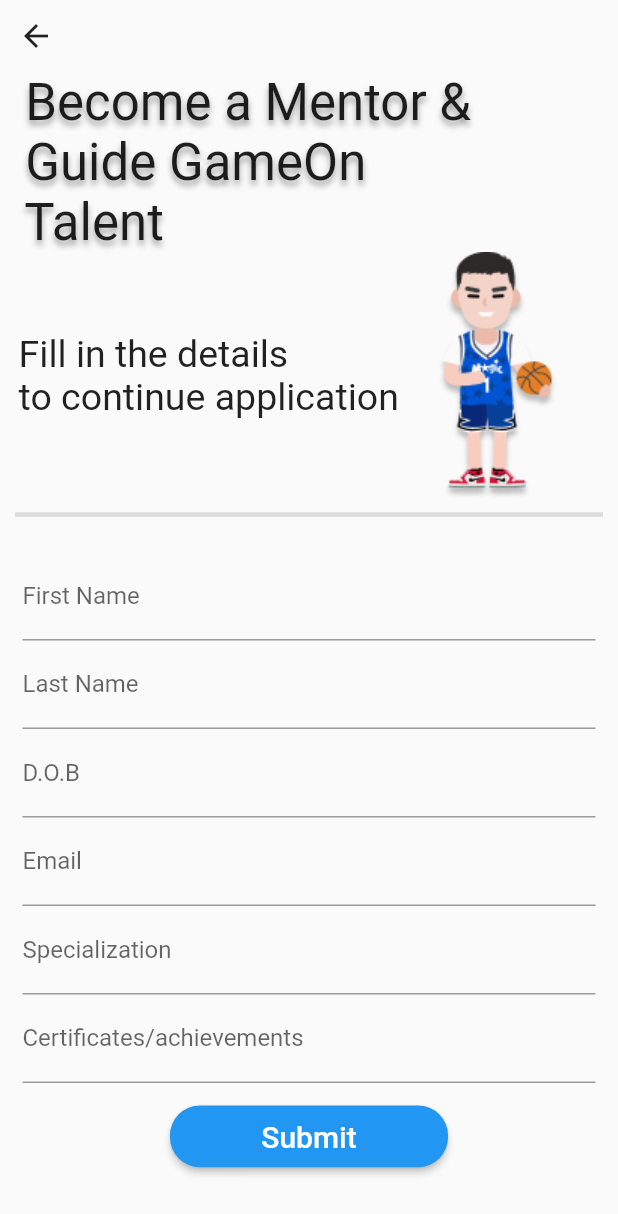
After one commit to Naman-Gayakwad/GameOn-, a Flutter app: the BeAMentorScreen screen opened directly, on a phone screen of 412 x 824 dp. The commit adds this screen. Shown: the top 1214 px of the screen. Run offline on Flutter 3.47's test engine with Material 2 defaults, Android fonts, the phone set to English and light mode, and no system bars; our stand-ins replace cached_network_image, cloud_firestore, connectivity_plus, firebase_auth, firebase_core, font_awesome_flutter and 6 more; missing offline and left inert: flutter_facebook_auth; accounts and stored records are empty.

Commit message:
Be A Mentor page added

```diff
--- /dev/null
+++ b/lib/screens/be_a_mentor.dart
@@ -0,0 +1,168 @@
+import 'package:flutter/material.dart';
+import 'package:game_on/screens/coach.dart';
+
+class BeAMentorScreen extends StatefulWidget {
+  const BeAMentorScreen({super.key});
+
+  @override
+  State<BeAMentorScreen> createState() => _BeAMentorScreenState();
+}
+
+class _BeAMentorScreenState extends State<BeAMentorScreen> {
+  GlobalKey<FormState> _formKey = GlobalKey<FormState>();
+  @override
+  Widget build(BuildContext context) {
+    return SafeArea(
+      child: Scaffold(
+        resizeToAvoidBottomInset: true,
+        body: SingleChildScrollView(
+          child: Column(
+            mainAxisAlignment: MainAxisAlignment.start,
+            crossAxisAlignment: CrossAxisAlignment.start,
+            children: [
+              IconButton(
+                  onPressed: () {
+                    Navigator.pop(context);
+                  },
+                  icon: Icon(Icons.arrow_back)),
+              // SizedBox(
+              //   height: MediaQuery.of(context).size.height * 0.05,
+              // ),
+              const Text(
+                '  Become a Mentor & \n  Guide GameOn \n  Talent ',
+                style: TextStyle(
+                    fontSize: 34,
+                    fontWeight: FontWeight.w400,
+                    shadows: [
+                      Shadow(
+                          blurRadius: 5.0,
+                          offset: Offset(0.0, 3.0),
+                          color: Colors.grey)
+                    ]),
+              ),
+              Row(
+                mainAxisAlignment: MainAxisAlignment.start,
+                children: [
+                  const Text(
+                    '  Fill in the details\n  to continue application',
+                    style: TextStyle(fontSize: 25, fontWeight: FontWeight.w400),
+                  ),
+                  SizedBox(
+                    width: MediaQuery.of(context).size.width * 0.06,
+                  ),
+                  Image.asset('assets/images/boyplayer.png'),
+                ],
+              ),
+              const Divider(
+                height: 20,
+                thickness: 3,
+                indent: 10,
+                endIndent: 10,
+              ),
+              Padding(
+                padding: const EdgeInsets.all(15.0),
+                child: Form(
+                  key: _formKey,
+                  child: Column(
+                    children: [
+                      TextFormField(
+                        decoration:
+                            const InputDecoration(labelText: 'First Name'),
+                        validator: (value) {
+                          if (value!.isEmpty) {
+                            return 'First Name is required';
+                          }
+                          return null;
+                        },
+                      ),
+                      TextFormField(
+                        decoration:
+                            const InputDecoration(labelText: 'Last Name'),
+                        validator: (value) {
+                          if (value!.isEmpty) {
+                            return 'Last Name is required';
+                          }
+                          return null;
+                        },
+                      ),
+                      TextFormField(
+                        decoration: const InputDecoration(labelText: 'D.O.B'),
+                        validator: (value) {
+                          if (value!.isEmpty) {
+                            return 'D.O.B is required';
+                          }
+                          return null;
+                        },
+                      ),
+                      TextFormField(
+                        decoration: const InputDecoration(labelText: 'Email'),
+                        validator: (value) {
+                          if (value!.isEmpty) {
+                            return 'Email is required';
+                          }
+                          return null;
+                        },
+                      ),
+                      TextFormField(
+                        decoration:
+                            const InputDecoration(labelText: 'Specialization'),
+                        validator: (value) {
+                          if (value!.isEmpty) {
+                            return 'Specialization is required';
+                          }
+                          return null;
+                        },
+                      ),
+                      TextFormField(
+                        decoration: const InputDecoration(
+                            labelText: 'Certificates/achievements'),
+                      ),
+                    ],
+                  ),
+                ),
+              ),
+              Align(
+                alignment: Alignment.center,
+                child: SizedBox(
+                  height: MediaQuery.of(context).size.height * 0.05,
+                  width: MediaQuery.of(context).size.width * 0.45,
+                  child: ElevatedButton(
+                    style: ButtonStyle(
+                      shape: MaterialStatePropertyAll(
+                        RoundedRectangleBorder(
+                          borderRadius: BorderRadius.circular(20),
+                        ),
+                      ),
+                    ),
+                    onPressed: () {
+                      showDialog(
+                          context: context,
+                          builder: (BuildContext context) {
+                            return AlertDialog(
+                              title: Text(
+                                  'Details submitted successfully.\nWe will get back to you soon...After verifying your credentials !!'),
+                              actions: [
+                                TextButton(
+                                    onPressed: () {
+                                      Navigator.of(context).pop();
+                                    },
+                                    child: Text('close'))
+                              ],
+                            );
+                          });
+                    },
+                    child: const Text(
+                      'Submit',
+                      style:
+                          TextStyle(fontSize: 20, fontWeight: FontWeight.w500),
+                    ),
+                  ),
+                ),
+              )
+            ],
+          ),
+        ),
+      ),
+    );
+  }
+}
--- a/lib/screens/coach.dart
+++ b/lib/screens/coach.dart
@@ -1,5 +1,7 @@
 import 'package:flutter/material.dart';
+import 'package:game_on/screens/be_a_mentor.dart';
 import 'package:game_on/utils.dart';
+import 'package:game_on/utils/next_screen.dart';
 
 class Coach extends StatefulWidget {
   const Coach({super.key});
@@ -26,15 +28,13 @@
           crossAxisAlignment: CrossAxisAlignment.center,
           children: [
             Container(
-
-              margin:
-                  EdgeInsets.fromLTRB(0 * fem, 0 * fem, 7.73 * fem, 41.58 * fem),
+              margin: EdgeInsets.fromLTRB(
+                  0 * fem, 0 * fem, 7.73 * fem, 41.58 * fem),
               width: 516.27 * fem,
               height: 489.42 * fem,
               child: Stack(
                 children: [
                   Positioned(
-
                     left: 42.2664489746 * fem,
                     top: 173.4208984375 * fem,
                     child: Align(
@@ -72,7 +72,6 @@
                     ),
                   ),
                   Positioned(
-
                     left: 0 * fem,
                     top: 0 * fem,
                     child: Align(
@@ -88,7 +87,6 @@
                     ),
                   ),
                   Positioned(
-
                     left: 244.2664489746 * fem,
                     top: 82.4208984375 * fem,
                     child: Align(
@@ -103,7 +101,6 @@
                     ),
                   ),
                   Positioned(
-
                     left: 17.2664489746 * fem,
                     top: 403.4208984375 * fem,
                     child: Container(
@@ -119,7 +116,6 @@
                         crossAxisAlignment: CrossAxisAlignment.center,
                         children: [
                           Container(
-
                             margin: EdgeInsets.fromLTRB(
                                 0 * fem, 0 * fem, 23 * fem, 0 * fem),
                             child: Text(
@@ -134,7 +130,6 @@
                             ),
                           ),
                           Container(
-
                             margin: EdgeInsets.fromLTRB(
                                 0 * fem, 1 * fem, 0 * fem, 0 * fem),
                             width: 24 * fem,
@@ -149,9 +144,15 @@
                     ),
                   ),
                   Positioned(
-
                     left: 219.2664489746 * fem,
                     top: 403.4208984375 * fem,
+                    child: InkWell(
+                      onTap: () {
+                        setState(() {
+                          nextScreen(context, BeAMentorScreen());
+                        });
+                        ;
+                      },
                       child: Container(
                         width: 192 * fem,
                         height: 52 * fem,
@@ -161,7 +162,7 @@
                         ),
                         child: Center(
                           child: Text(
-                          'Be a Coach',
+                            'Be a Mentor',
                             style: SafeGoogleFont(
                               'Inter',
                               fontSize: 22 * ffem,
@@ -173,13 +174,15 @@
                         ),
                       ),
                     ),
+                  ),
                 ],
               ),
             ),
             Container(
-
-              margin: EdgeInsets.fromLTRB(30 * fem, 0 * fem, 34 * fem, 41 * fem),
-              padding: EdgeInsets.fromLTRB(17 * fem, 11 * fem, 14 * fem, 4 * fem),
+              margin:
+                  EdgeInsets.fromLTRB(30 * fem, 0 * fem, 34 * fem, 41 * fem),
+              padding:
+                  EdgeInsets.fromLTRB(17 * fem, 11 * fem, 14 * fem, 4 * fem),
               width: double.infinity,
               decoration: BoxDecoration(
                 color: Color(0xfface0f8),
@@ -189,9 +192,8 @@
                 crossAxisAlignment: CrossAxisAlignment.center,
                 children: [
                   Container(
-
-                    margin:
-                        EdgeInsets.fromLTRB(0 * fem, 0 * fem, 66 * fem, 0 * fem),
+                    margin: EdgeInsets.fromLTRB(
+                        0 * fem, 0 * fem, 66 * fem, 0 * fem),
                     width: double.infinity,
                     child: Row(
                       crossAxisAlignment: CrossAxisAlignment.center,
@@ -211,7 +213,6 @@
                           ),
                         ),
                         Container(
-
                           margin: EdgeInsets.fromLTRB(
                               0 * fem, 0 * fem, 0 * fem, 3 * fem),
                           child: Text(
@@ -229,9 +230,8 @@
                     ),
                   ),
                   Container(
-
-                    margin:
-                        EdgeInsets.fromLTRB(0 * fem, 0 * fem, 37 * fem, 8 * fem),
+                    margin: EdgeInsets.fromLTRB(
+                        0 * fem, 0 * fem, 37 * fem, 8 * fem),
                     child: Text(
                       'Chess course for Beginner ',
                       style: SafeGoogleFont(
@@ -244,15 +244,13 @@
                     ),
                   ),
                   Container(
-
-                    margin:
-                        EdgeInsets.fromLTRB(70 * fem, 0 * fem, 0 * fem, 0 * fem),
+                    margin: EdgeInsets.fromLTRB(
+                        70 * fem, 0 * fem, 0 * fem, 0 * fem),
                     width: double.infinity,
                     child: Row(
                       crossAxisAlignment: CrossAxisAlignment.center,
                       children: [
                         Container(
-
                           margin: EdgeInsets.fromLTRB(
                               0 * fem, 1 * fem, 11 * fem, 0 * fem),
                           width: 123 * fem,
@@ -275,7 +273,6 @@
                           ),
                         ),
                         Container(
-
                           margin: EdgeInsets.fromLTRB(
                               0 * fem, 0 * fem, 0 * fem, 1 * fem),
                           width: 131 * fem,
@@ -304,9 +301,9 @@
               ),
             ),
             Container(
-
               margin: EdgeInsets.fromLTRB(30 * fem, 0 * fem, 34 * fem, 0 * fem),
-              padding: EdgeInsets.fromLTRB(15 * fem, 10 * fem, 14 * fem, 4 * fem),
+              padding:
+                  EdgeInsets.fromLTRB(15 * fem, 10 * fem, 14 * fem, 4 * fem),
               width: double.infinity,
               decoration: BoxDecoration(
                 color: Color(0xfface0f8),
@@ -316,15 +313,13 @@
                 crossAxisAlignment: CrossAxisAlignment.center,
                 children: [
                   Container(
-
-                    margin:
-                        EdgeInsets.fromLTRB(0 * fem, 0 * fem, 66 * fem, 3 * fem),
+                    margin: EdgeInsets.fromLTRB(
+                        0 * fem, 0 * fem, 66 * fem, 3 * fem),
                     width: double.infinity,
                     child: Row(
                       crossAxisAlignment: CrossAxisAlignment.center,
                       children: [
                         Container(
-
                           margin: EdgeInsets.fromLTRB(
                               0 * fem, 0 * fem, 12 * fem, 0 * fem),
                           width: 48 * fem,
@@ -338,7 +333,6 @@
                           ),
                         ),
                         Container(
-
                           margin: EdgeInsets.fromLTRB(
                               0 * fem, 1 * fem, 0 * fem, 0 * fem),
                           child: Text(
@@ -356,9 +350,8 @@
                     ),
                   ),
                   Container(
-
-                    margin:
-                        EdgeInsets.fromLTRB(0 * fem, 0 * fem, 35 * fem, 8 * fem),
+                    margin: EdgeInsets.fromLTRB(
+                        0 * fem, 0 * fem, 35 * fem, 8 * fem),
                     child: Text(
                       'Chess course for Beginner ',
                       style: SafeGoogleFont(
@@ -371,15 +364,13 @@
                     ),
                   ),
                   Container(
-
-                    margin:
-                        EdgeInsets.fromLTRB(72 * fem, 0 * fem, 0 * fem, 0 * fem),
+                    margin: EdgeInsets.fromLTRB(
+                        72 * fem, 0 * fem, 0 * fem, 0 * fem),
                     width: double.infinity,
                     child: Row(
                       crossAxisAlignment: CrossAxisAlignment.center,
                       children: [
                         Container(
-
                           margin: EdgeInsets.fromLTRB(
                               0 * fem, 1 * fem, 11 * fem, 0 * fem),
                           width: 123 * fem,
@@ -402,7 +393,6 @@
                           ),
                         ),
                         Container(
-
                           margin: EdgeInsets.fromLTRB(
                               0 * fem, 0 * fem, 0 * fem, 1 * fem),
                           width: 131 * fem,
--- a/lib/screens/login_screen.dart
+++ b/lib/screens/login_screen.dart
@@ -2,10 +2,8 @@
 import 'package:flutter/material.dart';
 import 'package:font_awesome_flutter/font_awesome_flutter.dart';
 import 'forgot_password_screen.dart';
-import 'mainpage.dart';
 import '../providers/internet_provider.dart';
 import '../providers/sign_in_provider.dart';
-import '../Sport_type.dart';
 import '../utils/next_screen.dart';
 import '../utils/snack_bar.dart';
 import 'package:provider/provider.dart';
--- a/pubspec.yaml
+++ b/pubspec.yaml
@@ -19,7 +19,7 @@
 version: 1.0.0+1
 
 environment:
-  sdk: ">=2.19.6 <3.0.0"
+  sdk: ">=2.17.0 <3.0.0"
 
 # Dependencies specify other packages that your package needs in order to work.
 # To automatically upgrade your package dependencies to the latest versions
@@ -36,7 +36,7 @@
   flutter:
     sdk: flutter
   flutter_facebook_auth: ^5.0.8
-  font_awesome: ^5.10.1
+  # font_awesome: ^5.10.1
   font_awesome_flutter: ^10.4.0
   google_fonts: ^4.0.3
   google_sign_in: ^6.1.0
```
Also changed, not shown: lib/main.dart (+4 -4 lines), assets/images/boyplayer.png (added), pubspec.lock, 1 other file. Lines whose indentation alone changed are shown as unchanged.
